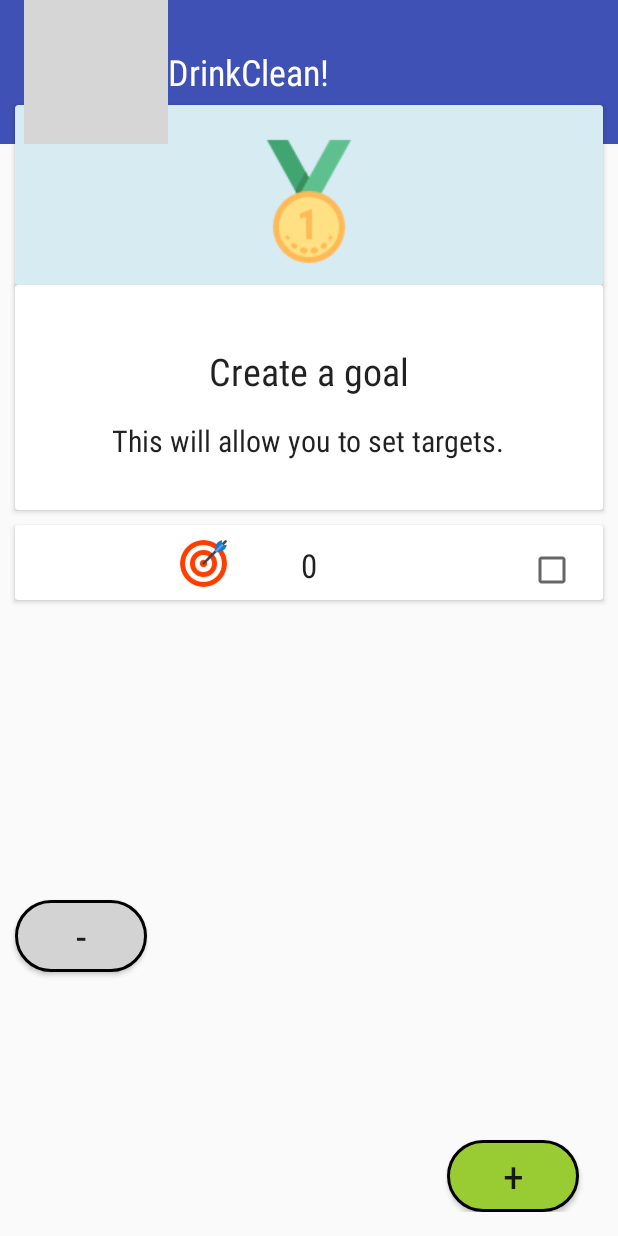
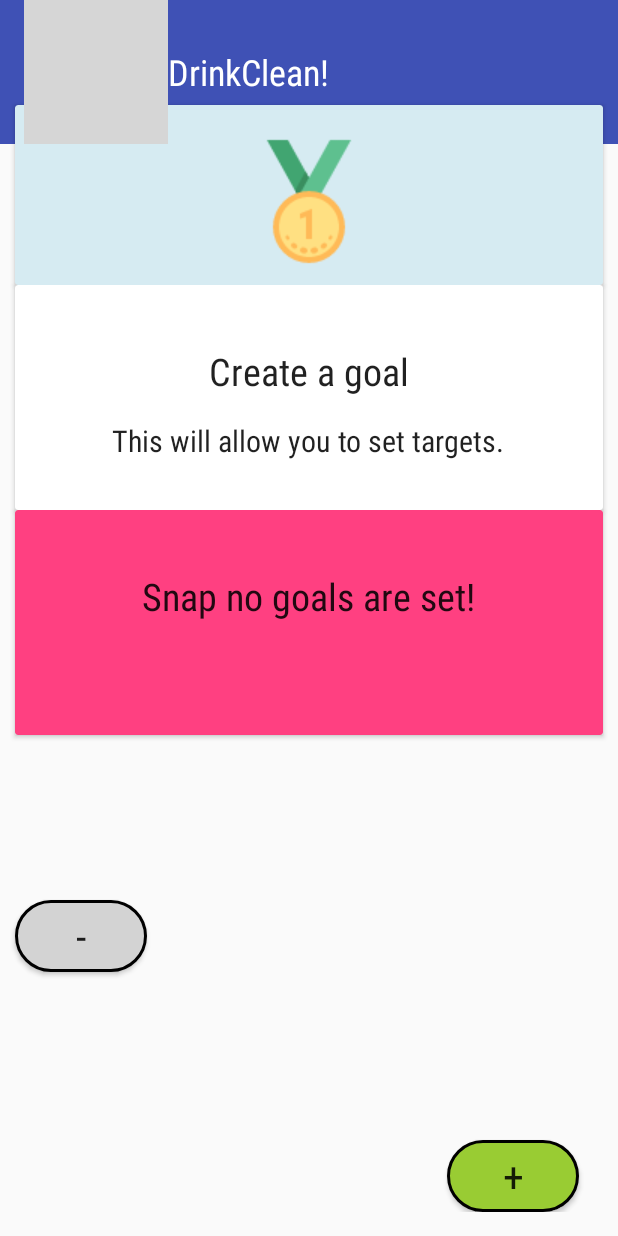
Before and after one commit to nathanoodler29/CleanDrinksApp, an Android app: the GoalActivity screen opened directly, with no data from a screen before it, on a phone screen of 412 x 824 dp. Run offline under Robolectric (Android 15) with nearby library versions, the phone set to English and light mode, and no system bars; libraries missing offline, so code that uses them is left out: com.facebook; 4 statements that could not run were skipped; grey boxes are pictures that could not be loaded.

Commit message:
Implemented story #176: Added recycler view to display a goal from the goal table, created the table, created track progress table, added a list view to create generic rows for displays goals. Added logic to set a new card if no goals are set, then once goals are set, view goals is displayed alongside the goals from the adapter class. Need to update, code to show text from the goal db.

```diff
--- a/app/build.gradle
+++ b/app/build.gradle
@@ -26,7 +26,7 @@ dependencies {
         exclude group: 'com.android.support', module: 'support-annotations'
     })
 
-    //fixes issue related to build conflcit
+    //fixes issue related to build conflict with espresso automated tools
     androidTestCompile('com.android.support.test.espresso:espresso-core:2.2.2', {
         exclude group: 'com.android.support', module: 'support-annotations'
     })
@@ -43,5 +43,6 @@ dependencies {
     compile 'com.android.support.constraint:constraint-layout:1.0.1'
     compile 'com.android.support:design:25.3.0'
     compile 'joda-time:joda-time:2.9.9'
+    compile 'com.android.support:recyclerview-v7:25.3.0'
     testCompile 'junit:junit:4.12'
 }
--- a/app/src/main/java/coffee/prototype/android/cleandrinksapplication/GoalActivity.java
+++ b/app/src/main/java/coffee/prototype/android/cleandrinksapplication/GoalActivity.java
@@ -1,46 +1,89 @@
 package coffee.prototype.android.cleandrinksapplication;
 
-import android.content.Context;
 import android.content.Intent;
 import android.os.Bundle;
+import android.os.Parcelable;
 import android.support.v7.app.AppCompatActivity;
+import android.support.v7.widget.CardView;
+import android.support.v7.widget.DefaultItemAnimator;
+import android.support.v7.widget.LinearLayoutManager;
+import android.support.v7.widget.RecyclerView;
 import android.view.View;
 import android.widget.Button;
 import android.widget.TextView;
+
+import java.util.List;
+
+import coffee.prototype.android.cleandrinksapplication.Model.Goal;
 
 
 public class GoalActivity extends AppCompatActivity {
 
 
+    private Button addGoalButton;
+    private Button removeGoalbutton;
+    private ActivityHelper helper = new ActivityHelper();
+    private RecyclerView recyclerView;
+    private RecyclerView.Adapter adapter;
+    private List<Goal> goals;
+    private Goal goalClass;
+    private Parcelable recyclerViewState;
+    private CardView cardView;
+    private TextView noGoalsText;
+    private TextView goalHeading;
+    private TextView paragraphText;
 
-    private Button addgoalbutton;
-    private Button removegoalbutton;
-
-    private ActivityHelper helper= new ActivityHelper();
-    private TextView displayRecord;
-
-
-
-    private int seekBarValue;
-
+//    List<Goal> goals = new ArrayList<>();
+//    GoalsAdapter adapter;
 
     @Override
     protected void onCreate(Bundle savedInstanceState) {
         super.onCreate(savedInstanceState);
+
+
         setContentView(R.layout.activity_goal);
-        addgoalbutton = (Button) findViewById(R.id.adddrinkgoal);
-        removegoalbutton = (Button) findViewById(R.id.remove_drink_goal);
+        addGoalButton = (Button) findViewById(R.id.adddrinkgoal);
+        removeGoalbutton = (Button) findViewById(R.id.remove_drink_goal);
+        //card view realted layout
+        cardView = (CardView) findViewById(R.id.no_goals_set);
+        noGoalsText = (TextView) findViewById(R.id.no_goals_set_text);
 
-        openAddGoalActivity();
-        DisplayData();
+
+        //goal layout
+
+        goalHeading = (TextView) findViewById(R.id.goal_parent_heading);
+        paragraphText = (TextView) findViewById(R.id.goal_paragraph_text);
+
+
+        RecyclerView recyclerView = (RecyclerView) findViewById(R.id.goal_recycle);
+
+        recyclerView.setHasFixedSize(true);
+        recyclerView.setItemAnimator(new DefaultItemAnimator());
+        recyclerView.setLayoutManager(new LinearLayoutManager(getApplicationContext()));
+        recyclerViewState = recyclerView.getLayoutManager().onSaveInstanceState();
+
+        GoalsAdapter adapter = new GoalsAdapter(this, helper.checkIfDataHasBeenAddedToDb(getApplicationContext()));
+        adapter.setAdapter(helper.checkIfDataHasBeenAddedToDb(getApplicationContext()));
+        recyclerView.setAdapter(adapter);
+        recyclerView.getLayoutManager().onRestoreInstanceState(recyclerViewState);
+        if (adapter.getItemCount() == 0) {
+
+            //http://stackoverflow.com/questions/4249237/can-i-hide-an-image-button-on-a-layout-dimensions-and-background-until-a-call
+            cardView.setVisibility(View.VISIBLE);
+            noGoalsText.setVisibility(View.VISIBLE);
+        } else if (adapter.getItemCount() >= 0) {
+            cardView.setVisibility(View.GONE);
+            noGoalsText.setVisibility(View.GONE);
+            goalHeading.setText("View your goals");
+            paragraphText.setText("Review your goals");
+        }
+
 
     }
 
 
-
-
-    public void openAddGoalActivity() {
-        addgoalbutton.setOnClickListener(new View.OnClickListener() {
+    public void openAddGoalActivity(View view) {
+        addGoalButton.setOnClickListener(new View.OnClickListener() {
             @Override
             public void onClick(View v) {
                 Intent changeToAddGoalActivity = new Intent(getApplicationContext(), addgoal.class);
@@ -53,8 +96,8 @@ public class GoalActivity extends AppCompatActivity {
     }
 
 
-    public void closeAddGoalActivity() {
-        removegoalbutton.setOnClickListener(new View.OnClickListener() {
+    public void closeAddGoalActivity(View view) {
+        removeGoalbutton.setOnClickListener(new View.OnClickListener() {
             @Override
             public void onClick(View v) {
                 helper.createToastWithText("Deleted goal");
@@ -63,14 +106,4 @@ public class GoalActivity extends AppCompatActivity {
 
     }
 
-
-    public void DisplayData(){
-        displayRecord = (TextView) findViewById(R.id.displayrecord);
-        Context context = getApplicationContext();
-        String data = helper.checkIfDataHasBeenAddedToDb(context);
-        displayRecord.setText(data);
-    }
-
-
-
 }
--- a/app/src/main/res/layout/activity_goal.xml
+++ b/app/src/main/res/layout/activity_goal.xml
@@ -1,14 +1,10 @@
 <?xml version="1.0" encoding="utf-8"?>
 <RelativeLayout xmlns:android="http://schemas.android.com/apk/res/android"
     xmlns:card_view="http://schemas.android.com/apk/res-auto"
-    xmlns:tools="http://schemas.android.com/tools"
     android:id="@+id/activity_goal"
     android:layout_width="match_parent"
     android:layout_height="match_parent"
-    android:paddingBottom="@dimen/activity_vertical_margin"
-
-    xmlns:app="http://schemas.android.com/apk/res-auto"
-   >
+    android:paddingBottom="@dimen/activity_vertical_margin">
 
 
     <include
@@ -21,12 +17,11 @@
         android:layout_height="120dp"
         android:layout_alignParentLeft="true"
         android:layout_alignParentStart="true"
+        android:layout_marginLeft="10dp"
+        android:layout_marginRight="10dp"
         android:layout_marginTop="70dp"
         android:foregroundGravity="center_horizontal"
-        card_view:cardBackgroundColor="@color/lightBlue"
-        android:layout_marginLeft="10dp"
-        android:layout_marginRight="10dp"
-        >
+        card_view:cardBackgroundColor="@color/lightBlue">
 
 
         <ImageView
@@ -50,10 +45,9 @@
         android:layout_alignParentLeft="true"
         android:layout_alignParentStart="true"
         android:layout_below="@+id/goal_heading_card"
-        android:foregroundGravity="center_horizontal"
         android:layout_marginLeft="10dp"
         android:layout_marginRight="10dp"
-        >
+        android:foregroundGravity="center_horizontal">
 
 
         <TextView
@@ -86,82 +80,6 @@
     </android.support.v7.widget.CardView>
 
 
-    <android.support.v7.widget.CardView
-        android:id="@+id/goals"
-        android:layout_width="400dp"
-        android:layout_height="50dp"
-        android:layout_alignParentLeft="true"
-        android:layout_alignParentStart="true"
-        android:layout_below="@+id/create_a_goal"
-        android:layout_marginTop="10dp"
-        android:foregroundGravity="center_horizontal"
-        android:layout_marginLeft="10dp"
-        android:layout_marginRight="10dp"
-
-        >
-
-
-        <TextView
-            android:id="@+id/displayrecord"
-            style="@style/receipt_child_values"
-            android:layout_width="wrap_content"
-            android:layout_height="wrap_content"
-            android:layout_gravity="center_horizontal"
-            android:text=""
-            android:layout_marginTop="12dp"
-            android:textSize="22sp"
-
-            />
-
-        <!--android:text="@string/goal_placeholder_text"-->
-
-
-        <ImageView
-            android:id="@+id/goal_icon"
-            android:layout_width="39dp"
-            android:layout_height="39dp"
-            android:layout_gravity="center_horizontal"
-            android:layout_marginEnd="70dp"
-            android:layout_marginRight="70dp"
-            android:layout_marginTop="6dp"
-            android:contentDescription="@string/goal_target_image_content_description"
-            android:foregroundGravity="center_horizontal"
-            android:src="@drawable/goal_icon" />
-
-        <CheckBox
-            android:layout_width="50dp"
-            android:layout_height="match_parent"
-            android:layout_gravity="end"
-            android:layout_marginTop="10dp" />
-
-    </android.support.v7.widget.CardView>
-
-
-
-
-    <!--<Button-->
-        <!--android:id="@+id/adddrinkgoal"-->
-        <!--style="@style/receipt_child_values"-->
-        <!--android:layout_width="wrap_content"-->
-        <!--android:layout_height="wrap_content"-->
-        <!--android:layout_alignParentBottom="true"-->
-        <!--android:layout_marginLeft="200dp"-->
-        <!--android:layout_marginStart="200dp"-->
-        <!--android:layout_toEndOf="@+id/remove_drink_goal"-->
-        <!--android:layout_toRightOf="@+id/remove_drink_goal"-->
-        <!--android:background="@drawable/circle_green_button"-->
-        <!--android:contentDescription="@string/goal_add_button_content_description"-->
-        <!--android:text="@string/goal_add_button_icon_text"-->
-        <!--android:textSize="28sp"-->
-
-
-        <!--/>-->
-
-
-
-    <!--</android.support.v7.widget.CardView>-->
-
-
     <Button
         android:id="@+id/adddrinkgoal"
         style="@style/receipt_child_values"
@@ -174,6 +92,7 @@
         android:layout_toRightOf="@+id/remove_drink_goal"
         android:background="@drawable/circle_green_button"
         android:contentDescription="@string/goal_add_button_content_description"
+        android:onClick="openAddGoalActivity"
         android:text="@string/goal_add_button_icon_text"
         android:textSize="28sp"
 
@@ -184,17 +103,53 @@
         style="@style/receipt_child_values"
         android:layout_width="wrap_content"
         android:layout_height="wrap_content"
+        android:layout_marginLeft="10dp"
+        android:layout_marginStart="10dp"
+        android:layout_marginTop="600dp"
         android:background="@drawable/circle_red_button"
         android:contentDescription="@string/goal_remove_button_content_description"
+        android:onClick="closeAddGoalActivity"
         android:text="@string/goal_remove_button_icon_text"
         android:textSize="28sp"
-        android:layout_marginStart="10dp"
-        android:layout_marginLeft="10dp"
-        android:layout_marginTop="600dp"
-        android:onClick="closeAddGoalActivity"
 
         />
 
+    <android.support.v7.widget.CardView
+        android:id="@+id/no_goals_set"
+        android:layout_width="400dp"
+        android:layout_height="150dp"
+        android:layout_alignParentLeft="true"
+        android:layout_alignParentStart="true"
+        android:layout_below="@+id/create_a_goal"
+        android:layout_marginLeft="10dp"
+        android:layout_marginRight="10dp"
+        android:foregroundGravity="center_horizontal"
+        android:paddingTop="100dp"
+        card_view:cardBackgroundColor="@color/colorAccent">
 
 
+        <TextView
+            android:id="@+id/no_goals_set_text"
+            style="@style/receipt_child_values"
+            android:layout_width="wrap_content"
+            android:layout_height="wrap_content"
+            android:layout_gravity="center_horizontal"
+            android:paddingTop="40dp"
+            android:text="Snap no goals are set!"
+            android:textSize="25sp"
+
+            />
+
+    </android.support.v7.widget.CardView>
+
+    <android.support.v7.widget.RecyclerView
+        android:id="@+id/goal_recycle"
+        android:layout_width="match_parent"
+        android:layout_height="match_parent"
+        android:layout_marginTop="350dp"
+
+        >
+
+    </android.support.v7.widget.RecyclerView>
+
 </RelativeLayout>
```
Also changed, not shown: app/src/main/java/coffee/prototype/android/cleandrinksapplication/GoalHolder.java (added, +25 -0 lines), app/src/main/java/coffee/prototype/android/cleandrinksapplication/GoalsAdapter.java (added, +65 -0 lines), app/src/main/java/coffee/prototype/android/cleandrinksapplication/data/GoalProgressContract.java (added, +30 -0 lines), app/src/main/java/coffee/prototype/android/cleandrinksapplication/data/UsersDBHelper.java (+94 -41 lines), app/src/main/res/layout/goal_record_list_view.xml (added, +52 -0 lines).
